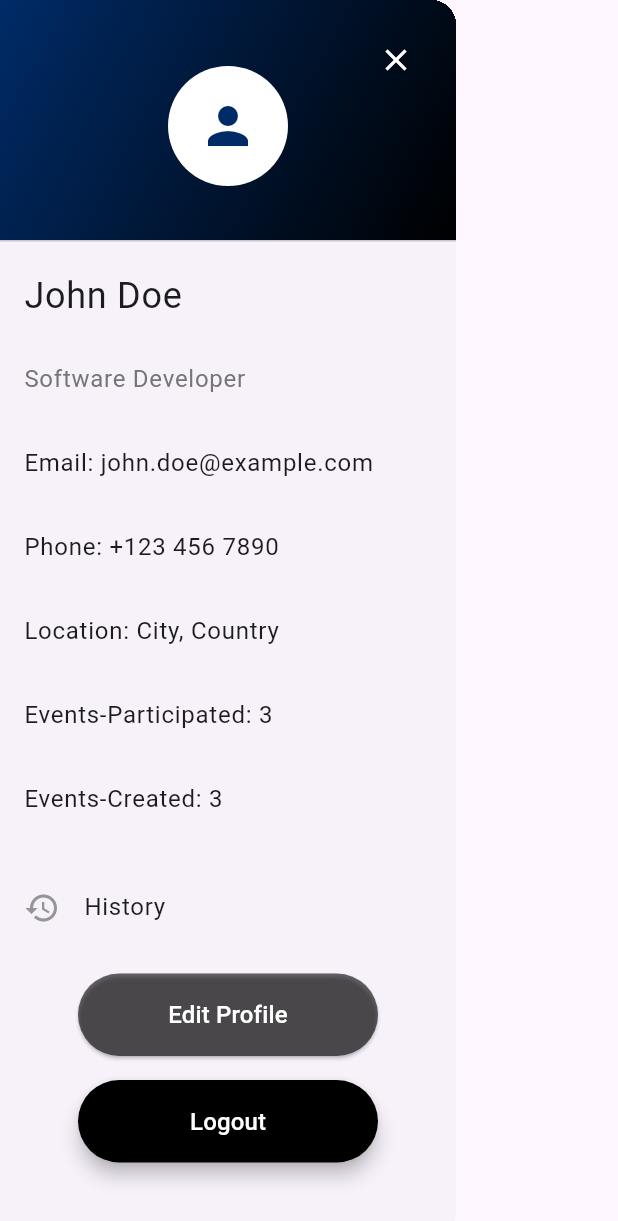
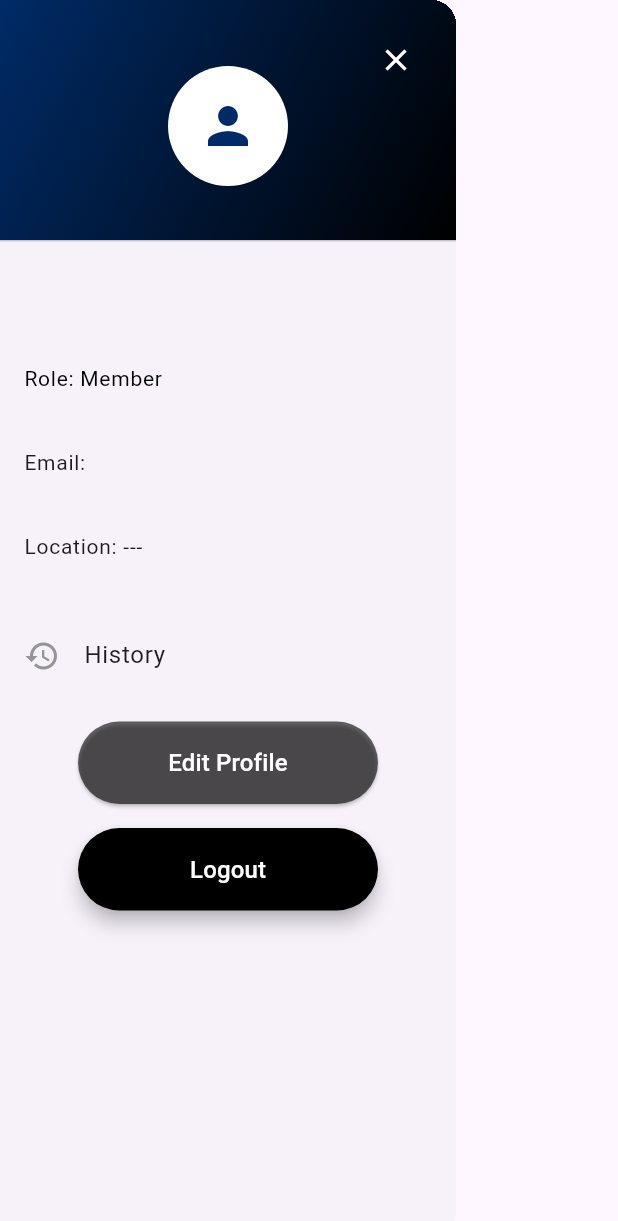
Before and after one commit to Thambara-20/TagMe, a Flutter app: the ProfilePage widget shown alone on an empty page, opened directly, on a phone screen of 412 x 824 dp. Shown: the top 1221 px of the screen. Run offline on Flutter 3.47's test engine with Material 3 defaults, Android fonts, the phone set to English and light mode, and no system bars; our stand-ins replace cloud_firestore, curved_navigation_bar, firebase_auth, firebase_core, font_awesome_flutter, geocoding and 3 more; missing offline and left inert: flutter_osm_plugin; accounts and stored records are empty; generated files the repository leaves out were written again; network calls fail.

Commit message:
implemented edit profile page

```diff
--- a/tag_me/lib/EventsPage/AddEventPage/AddEventPage.dart
+++ b/tag_me/lib/EventsPage/AddEventPage/AddEventPage.dart
@@ -65,7 +65,8 @@ class _AddEventFormState extends State<AddEventForm> {
             ElevatedButton(
               onPressed: () async {
                 try {
-                  Position position = await determinePosition();
+                  Position position = await Geolocator.getCurrentPosition(
+                      desiredAccuracy: LocationAccuracy.high);
                   // ignore: use_build_context_synchronously
                   var p = await showSimplePickerLocation(
                     context: context,
@@ -101,7 +102,7 @@ class _AddEventFormState extends State<AddEventForm> {
                   setState(() {
                     _location = town;
                   });
-                // ignore: empty_catches
+                  // ignore: empty_catches
                 } catch (e) {}
               },
               style: ElevatedButton.styleFrom(
--- a/tag_me/lib/ProfilePage/ProfilePage.dart
+++ b/tag_me/lib/ProfilePage/ProfilePage.dart
@@ -1,5 +1,10 @@
 // ignore_for_file: file_names
+import 'package:cloud_firestore/cloud_firestore.dart';
+import 'package:firebase_auth/firebase_auth.dart';
 import 'package:flutter/material.dart';
+import 'package:geocoding/geocoding.dart';
+import 'package:geolocator/geolocator.dart';
+import 'package:tag_me/ProfilePage/EditProfilePage.dart';
 import 'package:tag_me/constants/constants.dart';
 import 'package:tag_me/ProfilePage/History.dart';
 import 'package:tag_me/utilities/authService.dart';
@@ -14,6 +19,48 @@ class ProfilePage extends StatefulWidget {
 }
 
 class _ProfilePageState extends State<ProfilePage> {
+  String _userName = '---'; // Updated dynamically from Firebase
+  String _userRole = '---'; // Updated dynamically from Firestore
+  String _userEmail = '---'; // Updated dynamically from Firebase
+  String _userLocation = '---'; // Updated dynamically from Geolocator
+
+  @override
+  void initState() {
+    super.initState();
+    _loadUserInfo();
+  }
+
+  Future<void> _loadUserInfo() async {
+    try {
+      User? user = FirebaseAuth.instance.currentUser;
+      if (user != null) {
+        _userName = user.displayName ?? '';
+        _userEmail = user.email ?? '';
+
+        DocumentSnapshot memberSnapshot = await FirebaseFirestore.instance
+            .collection('members')
+            .doc(user.uid)
+            .get();
+
+        if (memberSnapshot.exists) {
+          _userRole = 'Member';
+        } else {
+          _userRole = 'Prospect';
+        }
+        try {
+          List<Placemark> placemarks = [];
+          Position position = await Geolocator.getCurrentPosition(
+              desiredAccuracy: LocationAccuracy.high);
+          placemarks = await placemarkFromCoordinates(
+              position.latitude, position.longitude);
+          Placemark place = placemarks[0];
+          _userLocation = '${place.locality}, ${place.country}';
+        } catch (e) {}
+      }
+      setState(() {});
+    } catch (e) {}
+  }
+
   @override
   Widget build(BuildContext context) {
     return Drawer(
@@ -54,18 +101,15 @@ class _ProfilePageState extends State<ProfilePage> {
               ),
             ]),
           ),
-          const ListTile(
-            title: Text('John Doe', style: TextStyle(fontSize: 24)),
+          ListTile(
+            title: Text(_userName, style: TextStyle(fontSize: 20)),
           ),
           ListTile(
-            title: Text('Software Developer',
-                style: TextStyle(fontSize: 16, color: Colors.grey[600])),
+            title: Text("Role: $_userRole", //member/prospect
+                style: const TextStyle(fontSize: 14, color: Colors.black)),
           ),
-          _buildProfileItem(context, 'Email', 'john.doe@example.com'),
-          _buildProfileItem(context, 'Phone', '+123 456 7890'),
-          _buildProfileItem(context, 'Location', 'City, Country'),
-          _buildProfileItem(context, 'Events-Participated', '3'),
-          _buildProfileItem(context, 'Events-Created', '3'),
+          _buildProfileItem(context, 'Email', _userEmail),
+          _buildProfileItem(context, 'Location', _userLocation),
           const SizedBox(height: 16),
           ListTile(
             leading: const Icon(Icons.history,
@@ -85,6 +129,7 @@ class _ProfilePageState extends State<ProfilePage> {
             children: [
               ElevatedButton(
                 onPressed: () async {
+                  Navigator.pushNamed(context, EditProfilePage.routeName);
                   // Add functionality for editing profile
                 },
                 style: ElevatedButton.styleFrom(
@@ -136,7 +181,7 @@ class _ProfilePageState extends State<ProfilePage> {
     return ListTile(
       title: Text(
         '$label: $value',
-        style: const TextStyle(fontSize: 16),
+        style: const TextStyle(fontSize: 14),
       ),
     );
   }
--- a/tag_me/pubspec.yaml
+++ b/tag_me/pubspec.yaml
@@ -46,6 +46,7 @@ dependencies:
   firebase_core: ^2.24.2
   google_sign_in: ^6.2.1
   firebase_auth: ^4.16.0
+  cloud_firestore: ^4.14.0
 
 dev_dependencies:
   flutter_test:
```
Also changed, not shown: tag_me/lib/ProfilePage/EditProfilePage.dart (added, +104 -0 lines), tag_me/lib/main.dart (+8 -1 lines), tag_me/pubspec.lock, 3 other files.
